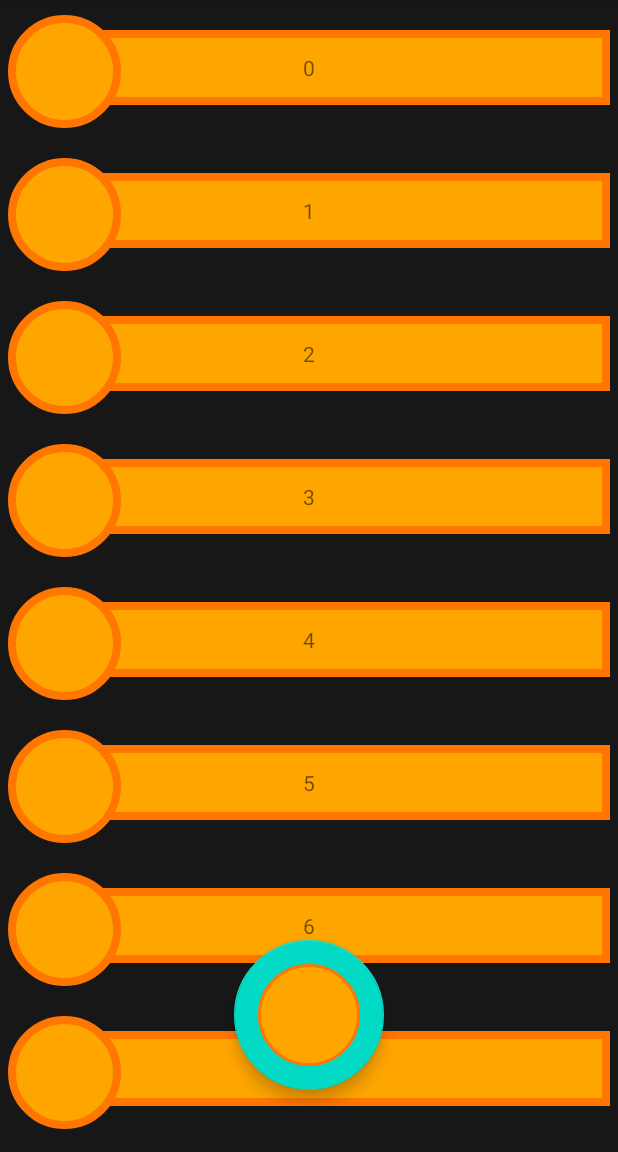
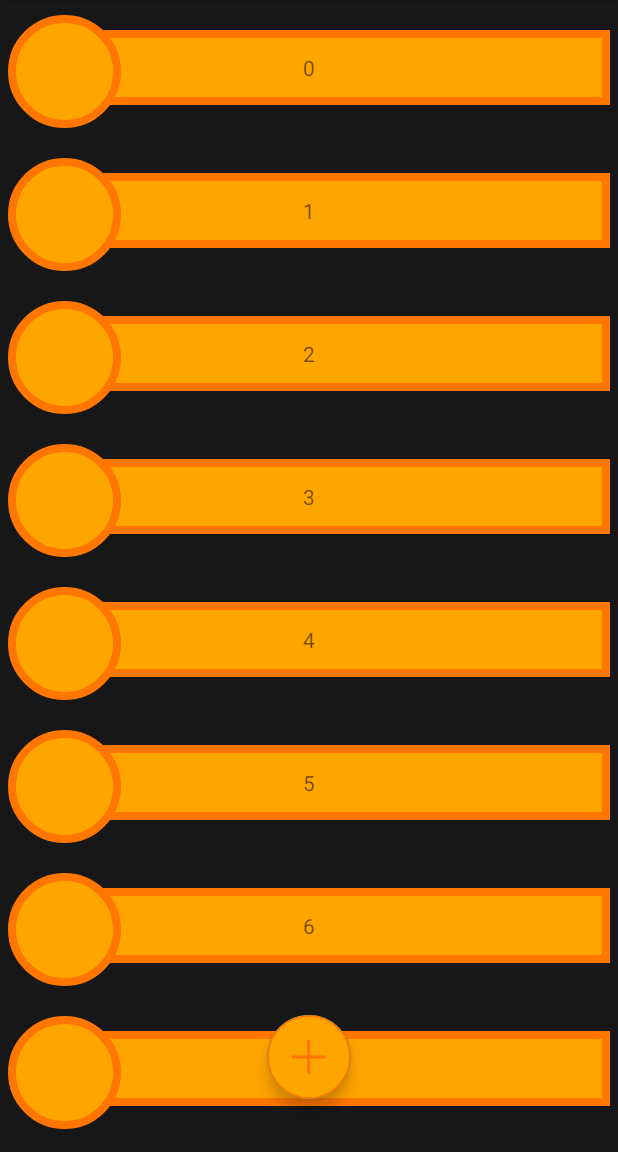
Before and after one commit to ArstaroV/Cardify, an Android app: the screen it shows after launch (MainActivity), on a phone screen of 412 x 824 dp, the part 84-1236 px from its top. Run offline under Robolectric (Android 15) with nearby library versions, the phone set to English and light mode, and no system bars; our stand-ins replace data binding.

Commit message:
- chaged margins of vocabulary_item - changed the appearance of float action button

```diff
--- a/app/src/main/res/drawable/circle.xml
+++ b/app/src/main/res/drawable/circle.xml
@@ -1,7 +1,28 @@
 <?xml version="1.0" encoding="utf-8"?>
-<shape xmlns:android="http://schemas.android.com/apk/res/android" android:shape="oval">
-    <solid android:color="#FFA500"/>
-    <stroke android:color="@color/DarkerOrange"
-            android:width="2dp"/>
-
-</shape>
+<layer-list xmlns:android="http://schemas.android.com/apk/res/android">
+    <item android:width="90dp"
+          android:height="90dp">
+        <shape android:shape="oval">
+            <solid android:color="#FFA500"/>
+            <stroke android:color="@color/DarkerOrange"
+                    android:width="2dp"/>
+            <size android:width="90dp"
+                  android:height="90dp"/>
+        </shape>
+    </item>
+    <item android:width="40dp" android:gravity="center">
+        <shape android:shape="line">
+            <stroke android:width="3dp" android:color="@color/DarkerOrange"/>
+        </shape>
+    </item>
+    <item android:width="40dp" android:gravity="center">
+        <rotate android:fromDegrees="90"
+            android:pivotX="50%"
+            android:pivotY="50%"
+            android:toDegrees="90">
+            <shape android:shape="line">
+                <stroke android:width="3dp" android:color="@color/DarkerOrange"/>
+            </shape>
+        </rotate>
+    </item>
+</layer-list>
--- a/app/src/main/res/drawable/vocabulary_item_drawable.xml
+++ b/app/src/main/res/drawable/vocabulary_item_drawable.xml
@@ -1,7 +1,7 @@
 <?xml version="1.0" encoding="utf-8"?>
 <layer-list xmlns:android="http://schemas.android.com/apk/res/android">
     <item
-        android:height="50dp"
+        android:height="60dp"
         android:top="0dp">
         <shape android:shape="rectangle">
             <solid android:color="@color/mainOrange"/>
--- a/app/src/main/res/layout/box_main_fragment.xml
+++ b/app/src/main/res/layout/box_main_fragment.xml
@@ -18,19 +18,16 @@
 
     <com.google.android.material.floatingactionbutton.FloatingActionButton
         android:id="@+id/fab"
-        android:layout_width="100dp"
-        android:layout_height="103dp"
+        android:src="@drawable/circle"
+        app:maxImageSize="56dp"
+        android:layout_width="wrap_content"
+        android:layout_height="wrap_content"
         android:layout_gravity="end|bottom"
-        android:layout_margin="16dp"
-        android:layout_marginStart="395dp"
-        android:layout_marginEnd="395dp"
-        android:layout_marginBottom="50dp"
-        android:contentDescription="+"
-        android:src="@drawable/circle"
+        android:contentDescription="add box"
         app:layout_constraintBottom_toBottomOf="parent"
         app:layout_constraintEnd_toEndOf="parent"
-        app:layout_constraintHorizontal_bias="0.501"
+        app:layout_constraintHorizontal_bias="0.5"
         app:layout_constraintStart_toStartOf="parent"
         app:layout_constraintTop_toTopOf="@+id/box_list"
-        app:layout_constraintVertical_bias="0.96" />
+        app:layout_constraintVertical_bias="0.95" />
 </androidx.constraintlayout.widget.ConstraintLayout>
--- a/app/src/main/res/layout/vocabulary_item.xml
+++ b/app/src/main/res/layout/vocabulary_item.xml
@@ -9,11 +9,12 @@
     </data>
     <androidx.constraintlayout.widget.ConstraintLayout
         android:layout_width="match_parent"
-        android:layout_height="wrap_content">
+        android:layout_height="wrap_content"
+        android:layout_marginBottom="20dp">
     <EditText
         android:id="@+id/source_vocabulary"
         android:layout_width="0dp"
-        android:layout_height="wrap_content"
+        android:layout_height="match_parent"
         android:layout_marginStart="10dp"
         android:layout_marginTop="30dp"
         android:ems="10"
```
